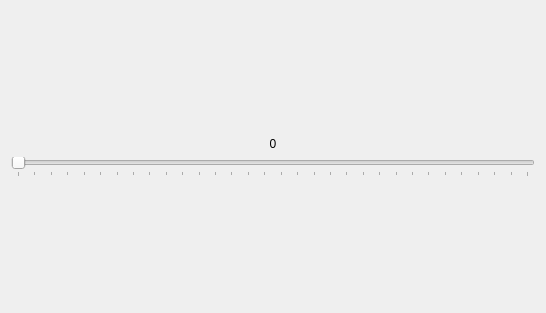
Before: the Qt Designer form client_desktop/linearform.ui in ricardoquesada/unijoysticle, drawn with Qt 5.
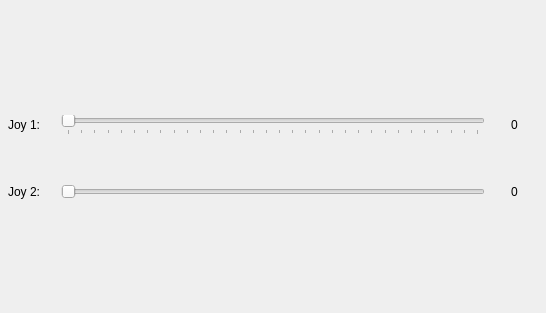
After: the same form once the commit is applied.

```diff
--- a/client_desktop/linearform.ui
+++ b/client_desktop/linearform.ui
@@ -14,6 +14,18 @@
    <string>Form</string>
   </property>
   <layout class="QVBoxLayout" name="verticalLayout">
+   <property name="leftMargin">
+    <number>8</number>
+   </property>
+   <property name="topMargin">
+    <number>8</number>
+   </property>
+   <property name="rightMargin">
+    <number>8</number>
+   </property>
+   <property name="bottomMargin">
+    <number>8</number>
+   </property>
    <item>
     <spacer name="verticalSpacer_2">
      <property name="orientation">
@@ -28,17 +40,16 @@
     </spacer>
    </item>
    <item>
-    <widget class="QLabel" name="label">
+    <layout class="QHBoxLayout" name="horizontalLayout" stretch="1,9,1">
+     <item>
+      <widget class="QLabel" name="label_1">
      <property name="text">
-      <string>0</string>
-     </property>
-     <property name="alignment">
-      <set>Qt::AlignCenter</set>
+        <string>Joy 1:</string>
      </property>
     </widget>
    </item>
    <item>
-    <widget class="QSlider" name="horizontalSlider">
+      <widget class="QSlider" name="horizontalSlider_joy1">
      <property name="maximum">
       <number>31</number>
      </property>
@@ -49,6 +60,62 @@
       <enum>QSlider::TicksBelow</enum>
      </property>
     </widget>
+     </item>
+     <item>
+      <widget class="QLabel" name="label_joy1">
+       <property name="text">
+        <string>0</string>
+       </property>
+       <property name="alignment">
+        <set>Qt::AlignCenter</set>
+       </property>
+      </widget>
+     </item>
+    </layout>
+   </item>
+   <item>
+    <spacer name="verticalSpacer_3">
+     <property name="orientation">
+      <enum>Qt::Vertical</enum>
+     </property>
+     <property name="sizeHint" stdset="0">
+      <size>
+       <width>20</width>
+       <height>40</height>
+      </size>
+     </property>
+    </spacer>
+   </item>
+   <item>
+    <layout class="QHBoxLayout" name="horizontalLayout_2" stretch="1,9,1">
+     <property name="spacing">
+      <number>-1</number>
+     </property>
+     <item>
+      <widget class="QLabel" name="label_2">
+       <property name="text">
+        <string>Joy 2:</string>
+       </property>
+      </widget>
+     </item>
+     <item>
+      <widget class="QSlider" name="horizontalSlider_joy2">
+       <property name="orientation">
+        <enum>Qt::Horizontal</enum>
+       </property>
+      </widget>
+     </item>
+     <item>
+      <widget class="QLabel" name="label_joy2">
+       <property name="text">
+        <string>0</string>
+       </property>
+       <property name="alignment">
+        <set>Qt::AlignCenter</set>
+       </property>
+      </widget>
+     </item>
+    </layout>
    </item>
    <item>
     <spacer name="verticalSpacer">
```
Lines whose indentation alone changed are shown as unchanged.
